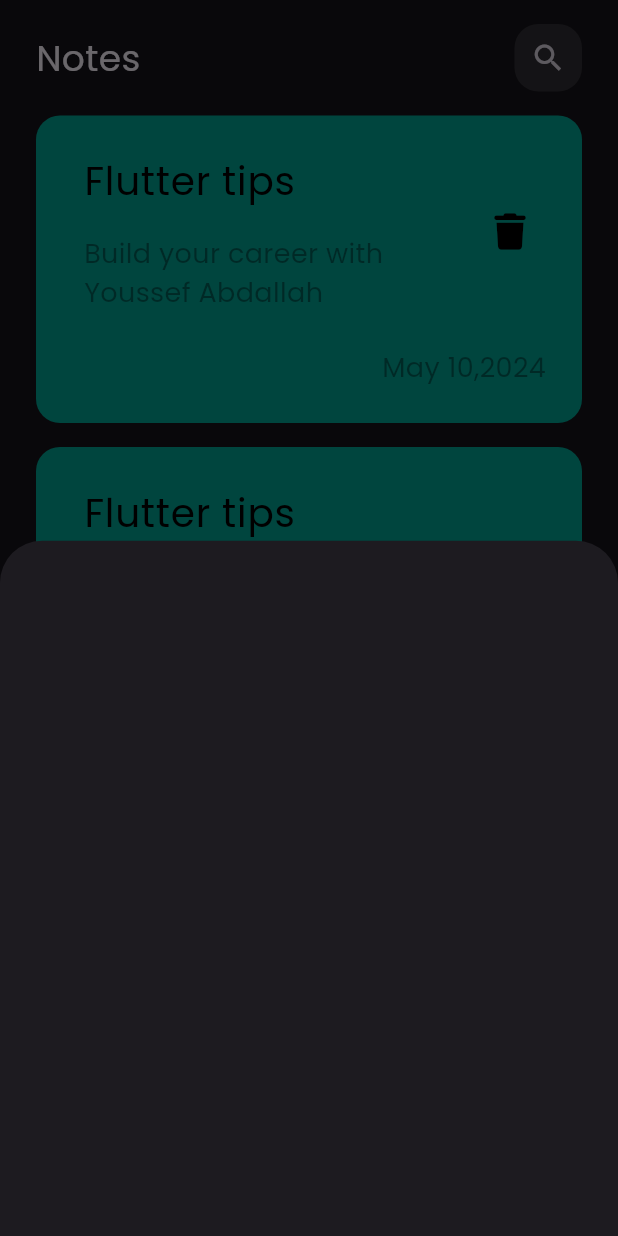
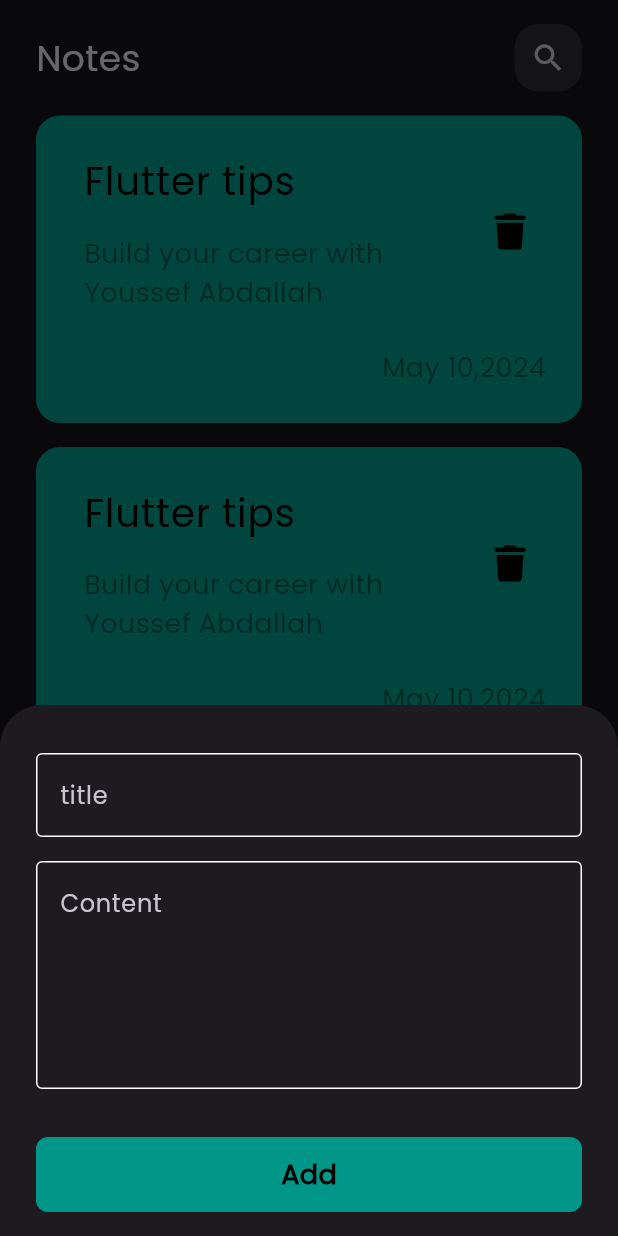
Before and after one commit to J0o72/notes_app, a Flutter app: the screen it shows after launch, after a tap on the "add" icon, on a phone screen of 412 x 824 dp. Run offline on Flutter 3.47's test engine with Material 3 defaults, Android fonts, the phone set to English and light mode, and no system bars; our stand-ins replace font_awesome_flutter.

Commit message:
Modal Bottom Sheet Done & Create Custom Button

```diff
--- a/lib/Features/note/presentation/views/home_view.dart
+++ b/lib/Features/note/presentation/views/home_view.dart
@@ -1,4 +1,5 @@
 import 'package:flutter/material.dart';
+import 'package:notes_app/Features/note/presentation/views/widgets/custom_modal_bottom_sheet.dart';
 import 'package:notes_app/Features/note/presentation/views/widgets/home_view_body.dart';
 
 class HomeView extends StatelessWidget {
@@ -28,12 +29,3 @@ class HomeView extends StatelessWidget {
     );
   }
 }
-
-class CustomModalBottomSheet extends StatelessWidget {
-  const CustomModalBottomSheet({super.key});
-
-  @override
-  Widget build(BuildContext context) {
-    return Container();
-  }
-}
--- /dev/null
+++ b/lib/Features/note/presentation/views/widgets/custom_modal_bottom_sheet.dart
@@ -0,0 +1,40 @@
+import 'package:flutter/material.dart';
+import 'package:notes_app/core/widgets/custom_button.dart';
+import 'package:notes_app/core/widgets/custom_text_field.dart';
+
+class CustomModalBottomSheet extends StatelessWidget {
+  const CustomModalBottomSheet({super.key});
+
+  @override
+  Widget build(BuildContext context) {
+    return const Padding(
+      padding: EdgeInsets.symmetric(horizontal: 24),
+      child: SingleChildScrollView(
+        child: Column(
+          children: [
+            SizedBox(
+              height: 32,
+            ),
+            CustomTextField(
+              hintText: 'title',
+            ),
+            SizedBox(
+              height: 16,
+            ),
+            CustomTextField(
+              hintText: 'Content',
+              maxLines: 5,
+            ),
+            SizedBox(
+              height: 32,
+            ),
+            CustomButton(),
+            SizedBox(
+              height: 16,
+            ),
+          ],
+        ),
+      ),
+    );
+  }
+}
--- /dev/null
+++ b/lib/core/widgets/custom_button.dart
@@ -0,0 +1,30 @@
+import 'package:flutter/material.dart';
+import 'package:notes_app/core/utils/styles.dart';
+
+class CustomButton extends StatelessWidget {
+  const CustomButton({super.key});
+
+  @override
+  Widget build(BuildContext context) {
+    return GestureDetector(
+      onTap: () {},
+      child: Container(
+        width: MediaQuery.of(context).size.width,
+        height: 50,
+        decoration: BoxDecoration(
+          borderRadius: BorderRadius.circular(8),
+          color: Colors.teal,
+        ),
+        child: Center(
+          child: Text(
+            "Add",
+            style: Styles.textStyle18.copyWith(
+              color: Colors.black,
+              fontWeight: FontWeight.bold,
+            ),
+          ),
+        ),
+      ),
+    );
+  }
+}
--- /dev/null
+++ b/lib/core/widgets/custom_text_field.dart
@@ -0,0 +1,31 @@
+import 'package:flutter/material.dart';
+
+class CustomTextField extends StatelessWidget {
+  const CustomTextField({super.key, required this.hintText, this.maxLines = 1});
+
+  final String hintText;
+  final int maxLines;
+
+  @override
+  Widget build(BuildContext context) {
+    return TextField(
+      cursorColor: Colors.white,
+      cursorWidth: 1,
+      maxLines: maxLines,
+      decoration: InputDecoration(
+        border: makeTextFieldBorderDecoration(),
+        enabledBorder: makeTextFieldBorderDecoration(),
+        focusedBorder: makeTextFieldBorderDecoration(Colors.teal),
+        hintText: hintText,
+      ),
+    );
+  }
+
+  OutlineInputBorder makeTextFieldBorderDecoration([Color? color]) {
+    return OutlineInputBorder(
+      borderSide: BorderSide(
+        color: color ?? Colors.white,
+      ),
+    );
+  }
+}
```
